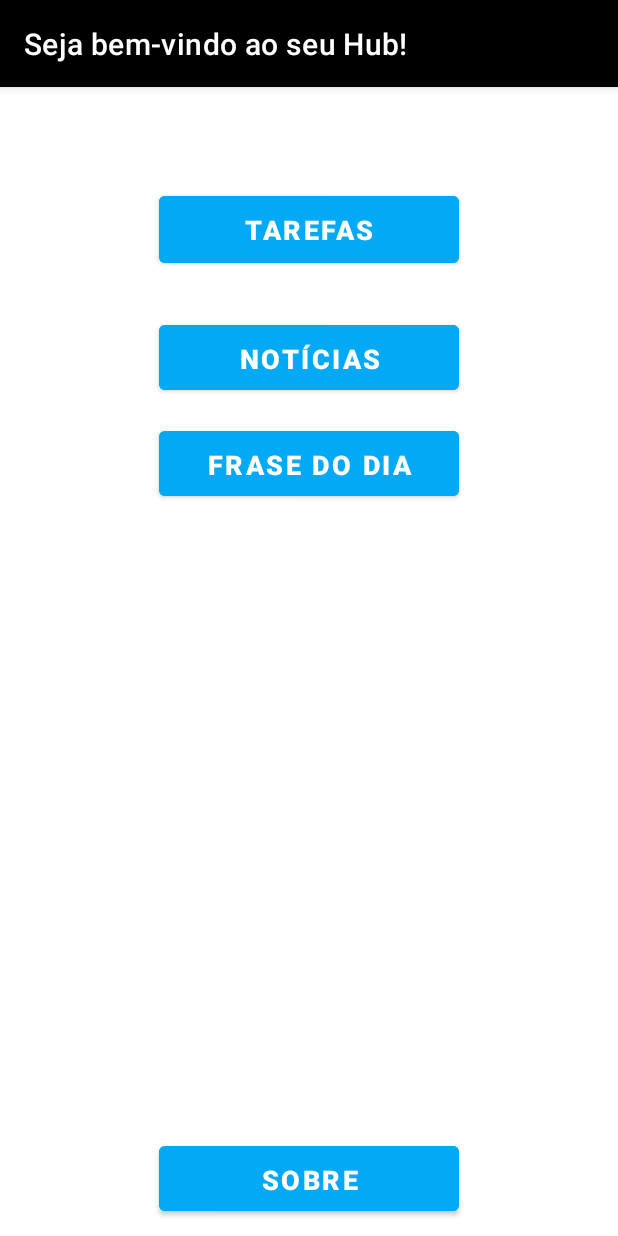
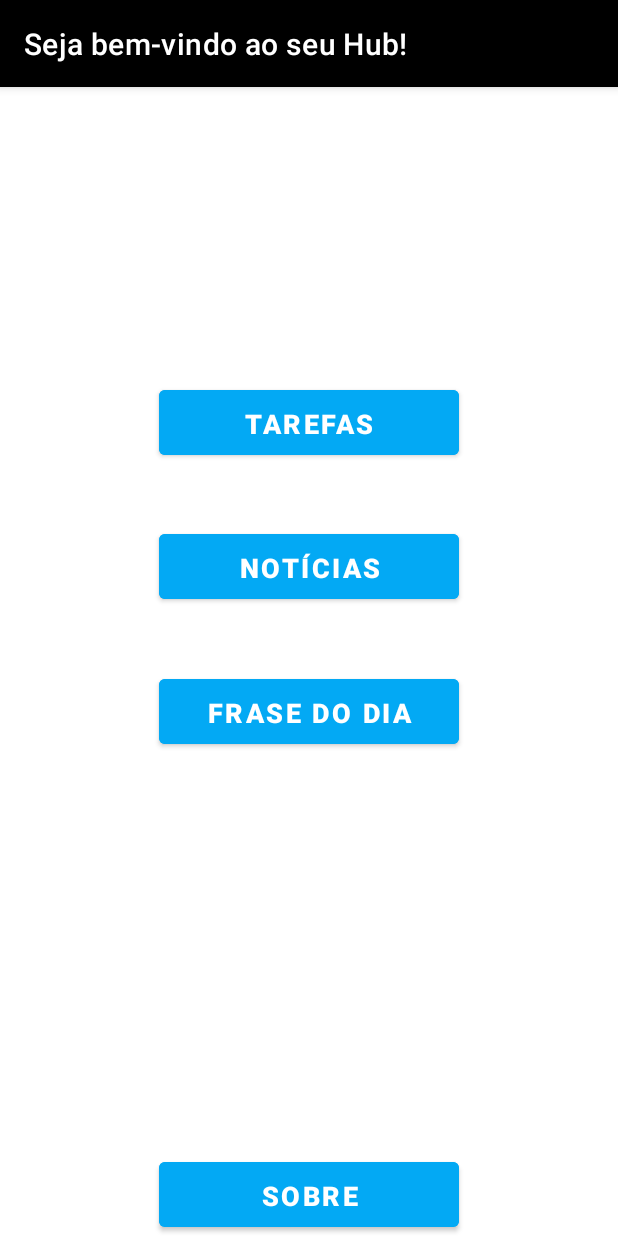
Before and after one commit to edumfelix/HubApp, an Android app: the screen it shows after launch (HubActivity), on a phone screen of 412 x 824 dp. Run offline under Robolectric (Android 15) with nearby library versions, the phone set to English and light mode, and no system bars; 1 statement that could not run was skipped.

```diff
--- a/app/src/main/AndroidManifest.xml
+++ b/app/src/main/AndroidManifest.xml
@@ -1,6 +1,8 @@
 <?xml version="1.0" encoding="utf-8"?>
 <manifest xmlns:android="http://schemas.android.com/apk/res/android"
-    package="com.guina.tasklist" >
+    package="com.guina.tasklist">
+
+    <uses-permission android:name="android.permission.INTERNET" />
 
     <application
         android:allowBackup="true"
@@ -29,6 +31,7 @@
             android:parentActivityName=".TELAS.MainActivity" />
         <activity android:name=".TELAS.SobreActivity"/>
         <activity android:name=".TELAS.FrasesActivity"/>
+        <activity android:name=".TELAS.NoticiasActivity"/>
     </application>
 
 </manifest>
--- a/app/src/main/res/layout/activity_hub.xml
+++ b/app/src/main/res/layout/activity_hub.xml
@@ -4,37 +4,35 @@
     xmlns:tools="http://schemas.android.com/tools"
     android:layout_width="match_parent"
     android:layout_height="match_parent"
-    android:theme="@style/Theme.TaskList"
-    >
+    android:theme="@style/Theme.TaskList">
 
     <androidx.appcompat.widget.Toolbar
         android:id="@+id/my_toolbar"
         android:layout_width="match_parent"
         android:layout_height="58dp"
         android:background="?attr/colorPrimary"
+        android:backgroundTint="@color/black"
         android:elevation="4dp"
-        android:backgroundTint="@color/black"
-        app:title="@string/txt_boavindas"
-        app:titleTextColor="@color/white"
         android:theme="@style/ThemeOverlay.AppCompat.ActionBar"
         app:layout_constraintStart_toStartOf="parent"
         app:layout_constraintTop_toTopOf="parent"
-        app:popupTheme="@style/ThemeOverlay.AppCompat.Light" />
+        app:popupTheme="@style/ThemeOverlay.AppCompat.Light"
+        app:title="@string/txt_boavindas"
+        app:titleTextColor="@color/white" />
 
     <Button
         android:id="@+id/btn_tarefas"
         android:layout_width="200dp"
-        android:layout_height="wrap_content"
+        android:layout_height="55dp"
         android:layout_marginStart="105dp"
-        android:layout_marginTop="21dp"
+        android:layout_marginTop="160dp"
         android:layout_marginEnd="106dp"
-        android:layout_marginBottom="597dp"
         android:backgroundTint="@color/bluelight"
         android:padding="10dp"
         android:text="@string/btn_tarefas"
         android:textSize="18sp"
         android:textStyle="bold"
-        app:layout_constraintBottom_toBottomOf="parent"
+        app:layout_constraintBottom_toTopOf="@+id/btn_noticias"
         app:layout_constraintEnd_toEndOf="parent"
         app:layout_constraintStart_toStartOf="parent"
         app:layout_constraintTop_toBottomOf="@+id/my_toolbar" />
@@ -44,15 +42,14 @@
         android:layout_width="200dp"
         android:layout_height="55dp"
         android:layout_marginStart="105dp"
-        android:layout_marginTop="21dp"
+        android:layout_marginTop="5dp"
         android:layout_marginEnd="106dp"
-        android:layout_marginBottom="550dp"
         android:backgroundTint="@color/bluelight"
         android:padding="10dp"
         android:text="@string/btn_noticias"
         android:textSize="18sp"
         android:textStyle="bold"
-        app:layout_constraintBottom_toBottomOf="parent"
+        app:layout_constraintBottom_toTopOf="@+id/btn_frases"
         app:layout_constraintEnd_toEndOf="parent"
         app:layout_constraintStart_toStartOf="parent"
         app:layout_constraintTop_toBottomOf="@id/btn_tarefas" />
@@ -62,8 +59,9 @@
         android:layout_width="200dp"
         android:layout_height="55dp"
         android:layout_marginStart="105dp"
+        android:layout_marginTop="5dp"
         android:layout_marginEnd="106dp"
-        android:layout_marginBottom="406dp"
+        android:layout_marginBottom="231dp"
         android:backgroundTint="@color/bluelight"
         android:padding="10dp"
         android:text="@string/btn_frases"
@@ -78,7 +76,6 @@
         android:id="@+id/btn_sobre"
         android:layout_width="200dp"
         android:layout_height="55dp"
-        android:layout_marginTop="481dp"
         android:backgroundTint="@color/bluelight"
         android:padding="10dp"
         android:text="@string/btn_sobre"
@@ -86,8 +83,7 @@
         android:textStyle="bold"
         app:layout_constraintBottom_toBottomOf="parent"
         app:layout_constraintEnd_toEndOf="parent"
-        app:layout_constraintStart_toStartOf="parent"
-        app:layout_constraintTop_toBottomOf="@+id/btn_noticias" />
+        app:layout_constraintStart_toStartOf="parent" />
 
 
 </androidx.constraintlayout.widget.ConstraintLayout>
--- a/app/src/main/res/values/strings.xml
+++ b/app/src/main/res/values/strings.xml
@@ -19,5 +19,11 @@
     Eduardo Felix, Guilherme Leite e João Pedro Cavalcante no módulo 3 do curso de programação para dispositivos móveis do programa federal           QualificaMais.
     </string>
     <string name="titulo">Tarefas</string>
+    <string name="txt_titulo_noticias">Notícias</string>
+    <string name="btn_g1">G1 Globo</string>
+    <string name="btn_thenewscc">The News cc</string>
+    <string name="btn_thenewsyorktimes">The NY Times</string>
+    <string name="btn_estadao">Estadão</string>
+    <string name="btn_cnn">CNN</string>
 
 </resources>
```
Also changed, not shown: app/src/main/java/com/guina/tasklist/TELAS/HubActivity.java (+11 -2 lines).
